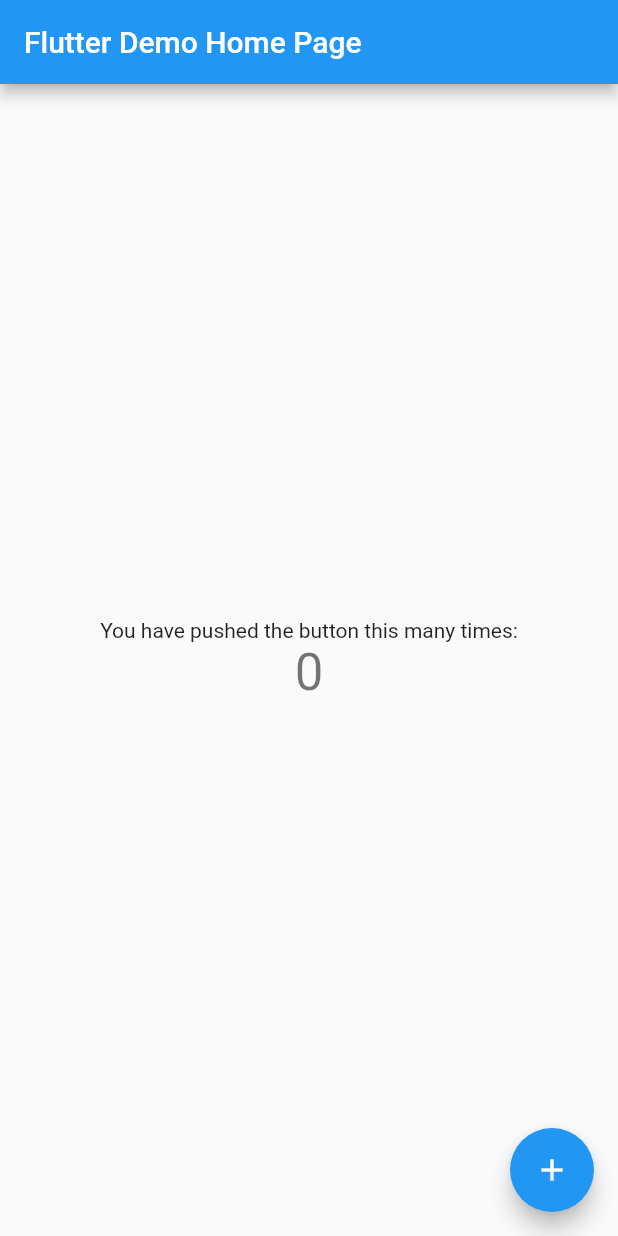
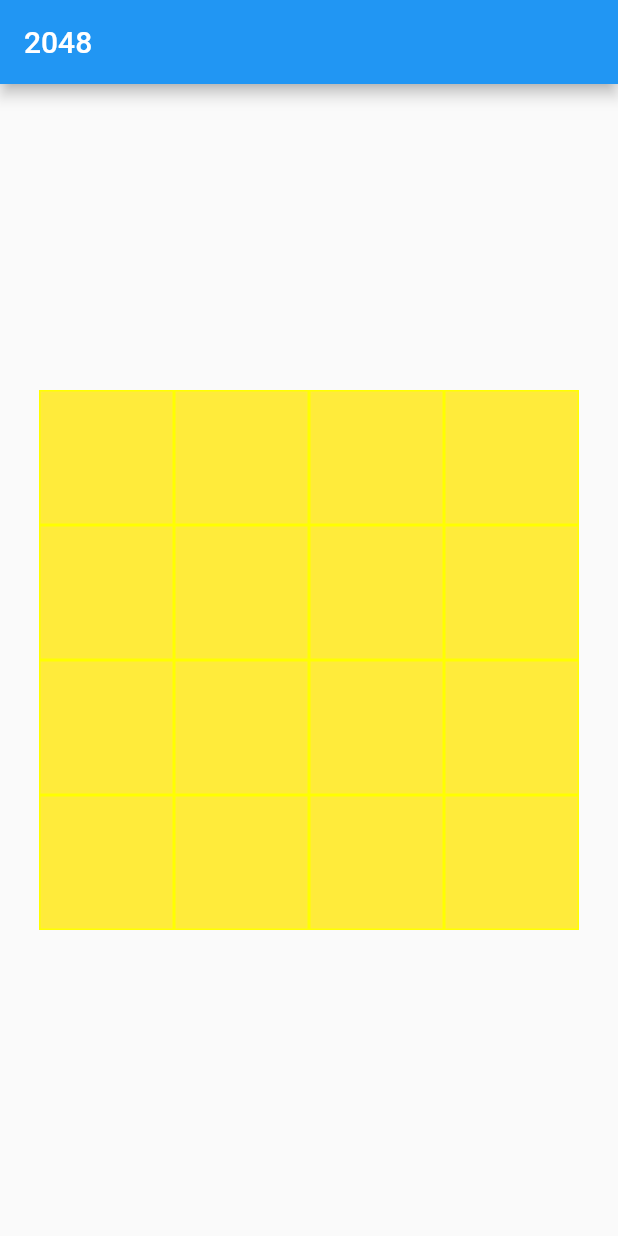
Before and after one commit to foreversimon/2048-by-flutter, a Flutter app: the screen it shows after launch, on a phone screen of 412 x 824 dp. Run offline on Flutter 3.47's test engine with Material 2 defaults, Android fonts, the phone set to English and light mode, and no system bars.

Commit message:
增加 背景组件

```diff
--- a/main/lib/main.dart
+++ b/main/lib/main.dart
@@ -1,4 +1,5 @@
 import 'package:flutter/material.dart';
+import './pages/home/index.dart';
 
 void main() {
   runApp(MyApp());
@@ -22,92 +23,7 @@ class MyApp extends StatelessWidget {
         // is not restarted.
         primarySwatch: Colors.blue,
       ),
-      home: MyHomePage(title: 'Flutter Demo Home Page'),
+      home: HomePage(),
     );
   }
 }
-
-class MyHomePage extends StatefulWidget {
-  MyHomePage({Key? key, required this.title}) : super(key: key);
-
-  // This widget is the home page of your application. It is stateful, meaning
-  // that it has a State object (defined below) that contains fields that affect
-  // how it looks.
-
-  // This class is the configuration for the state. It holds the values (in this
-  // case the title) provided by the parent (in this case the App widget) and
-  // used by the build method of the State. Fields in a Widget subclass are
-  // always marked "final".
-
-  final String title;
-
-  @override
-  _MyHomePageState createState() => _MyHomePageState();
-}
-
-class _MyHomePageState extends State<MyHomePage> {
-  int _counter = 0;
-
-  void _incrementCounter() {
-    setState(() {
-      // This call to setState tells the Flutter framework that something has
-      // changed in this State, which causes it to rerun the build method below
-      // so that the display can reflect the updated values. If we changed
-      // _counter without calling setState(), then the build method would not be
-      // called again, and so nothing would appear to happen.
-      _counter++;
-    });
-  }
-
-  @override
-  Widget build(BuildContext context) {
-    // This method is rerun every time setState is called, for instance as done
-    // by the _incrementCounter method above.
-    //
-    // The Flutter framework has been optimized to make rerunning build methods
-    // fast, so that you can just rebuild anything that needs updating rather
-    // than having to individually change instances of widgets.
-    return Scaffold(
-      appBar: AppBar(
-        // Here we take the value from the MyHomePage object that was created by
-        // the App.build method, and use it to set our appbar title.
-        title: Text(widget.title),
-      ),
-      body: Center(
-        // Center is a layout widget. It takes a single child and positions it
-        // in the middle of the parent.
-        child: Column(
-          // Column is also a layout widget. It takes a list of children and
-          // arranges them vertically. By default, it sizes itself to fit its
-          // children horizontally, and tries to be as tall as its parent.
-          //
-          // Invoke "debug painting" (press "p" in the console, choose the
-          // "Toggle Debug Paint" action from the Flutter Inspector in Android
-          // Studio, or the "Toggle Debug Paint" command in Visual Studio Code)
-          // to see the wireframe for each widget.
-          //
-          // Column has various properties to control how it sizes itself and
-          // how it positions its children. Here we use mainAxisAlignment to
-          // center the children vertically; the main axis here is the vertical
-          // axis because Columns are vertical (the cross axis would be
-          // horizontal).
-          mainAxisAlignment: MainAxisAlignment.center,
-          children: <Widget>[
-            Text(
-              'You have pushed the button this many times:',
-            ),
-            Text(
-              '$_counter',
-              style: Theme.of(context).textTheme.headline4,
-            ),
-          ],
-        ),
-      ),
-      floatingActionButton: FloatingActionButton(
-        onPressed: _incrementCounter,
-        tooltip: 'Increment',
-        child: Icon(Icons.add),
-      ), // This trailing comma makes auto-formatting nicer for build methods.
-    );
-  }
-}
--- /dev/null
+++ b/main/lib/pages/home/components/background.dart
@@ -0,0 +1,44 @@
+import 'package:flutter/material.dart';
+
+class Background extends StatefulWidget {
+  final double grid;
+  Background ({Key? key, required this.grid}) : super(key: key);
+  @override
+  _BackgroundState createState() => _BackgroundState();
+}
+
+class _BackgroundState extends State<Background> {
+  double base = 90;
+  @override
+  Widget build(BuildContext context) {
+    return Container(
+      width: getSize(widget.grid, base),
+      height: getSize(widget.grid, base),
+      decoration: BoxDecoration(color: Colors.yellow),
+      child: Wrap(
+        children: grids(widget.grid, base),
+      ),
+    );
+  }
+}
+
+List<Widget> grids (double num, double base) {
+  int pow = num.round() * num.round();
+  BorderSide borderSide = BorderSide(width: 1, color: Colors.yellowAccent);
+  return new List.filled(pow, Container(
+    width: base,
+    height: base,
+    decoration: BoxDecoration(
+      border: Border(
+        top: borderSide,
+        left: borderSide,
+        right: borderSide,
+        bottom: borderSide
+      )
+    ),
+  ));
+}
+
+double getSize (double grid, double base) {
+  return grid * base;
+}
--- /dev/null
+++ b/main/lib/pages/home/index.dart
@@ -0,0 +1,33 @@
+import 'package:flutter/material.dart';
+import './components/background.dart';
+
+class HomePage extends StatefulWidget {
+  @override
+  _HomePageState createState() => _HomePageState();
+}
+
+class _HomePageState extends State<HomePage> {
+  @override
+  Widget build(BuildContext context) {
+    return Scaffold(
+      appBar: AppBar(
+        title: Text('2048'),
+        backgroundColor: Colors.blue,
+      ),
+      body: Column(
+        mainAxisAlignment: MainAxisAlignment.center,
+        children: centerChildren([
+          Background(grid: 4)
+        ])
+      ),
+    );
+  }
+}
+
+List<Widget> centerChildren (List<Widget> list) {
+  List<Widget> newList = [];
+  list.forEach((element) {
+    newList.add(Center(child: element,));
+  });
+  return newList;
+}
```
